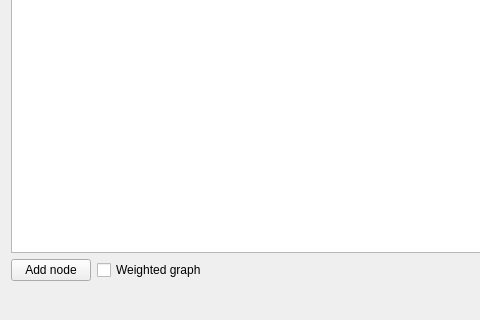
Old version of the form Forms/mainmenu.ui in the repository ajzenhamernikola/GiA; both pictures show x 0 to 480 and y 272 to 592 of the 800 by 592 pixel window.
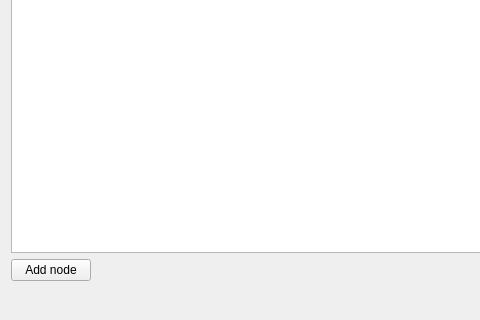
New version of the form.

Patch:
```diff
--- a/Forms/mainmenu.ui
+++ b/Forms/mainmenu.ui
@@ -131,16 +131,6 @@
         </property>
        </widget>
       </item>
-      <item>
-       <widget class="QCheckBox" name="cb_weighted">
-        <property name="styleSheet">
-         <string notr="true"/>
-        </property>
-        <property name="text">
-         <string>Weighted graph</string>
-        </property>
-       </widget>
-      </item>
       <item>
        <spacer name="horizontalSpacer_2">
         <property name="orientation">
```
